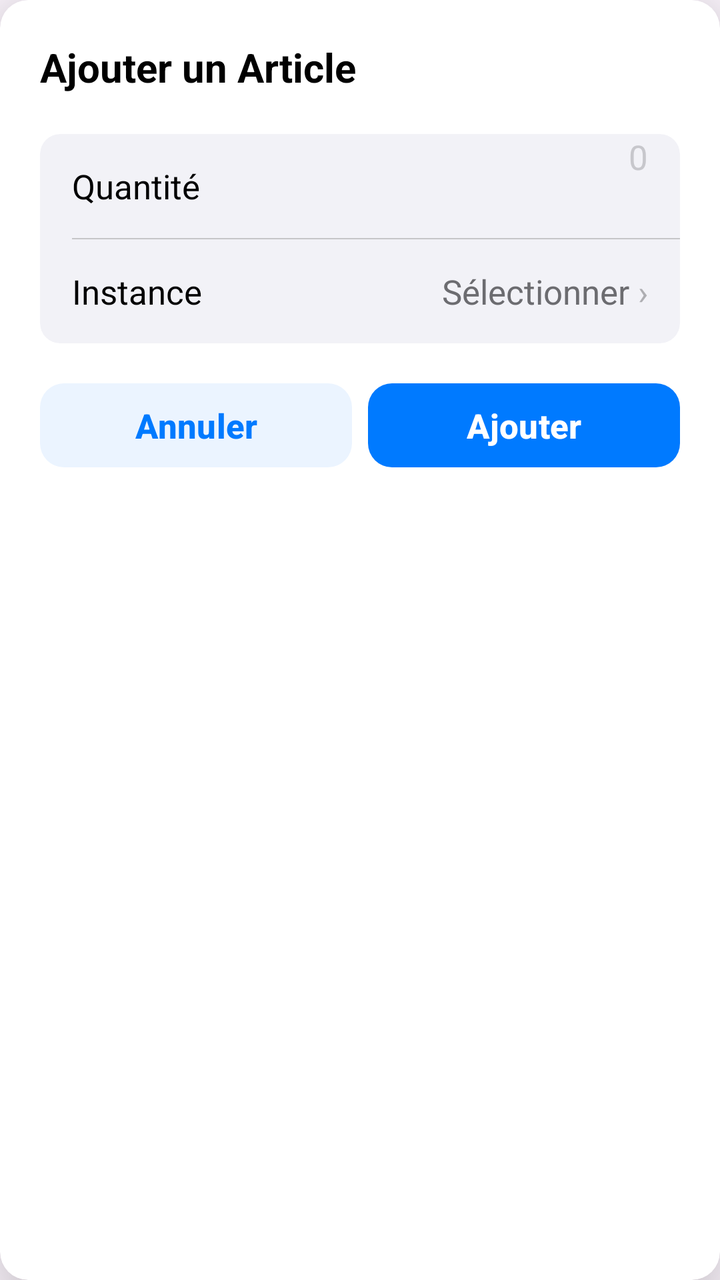
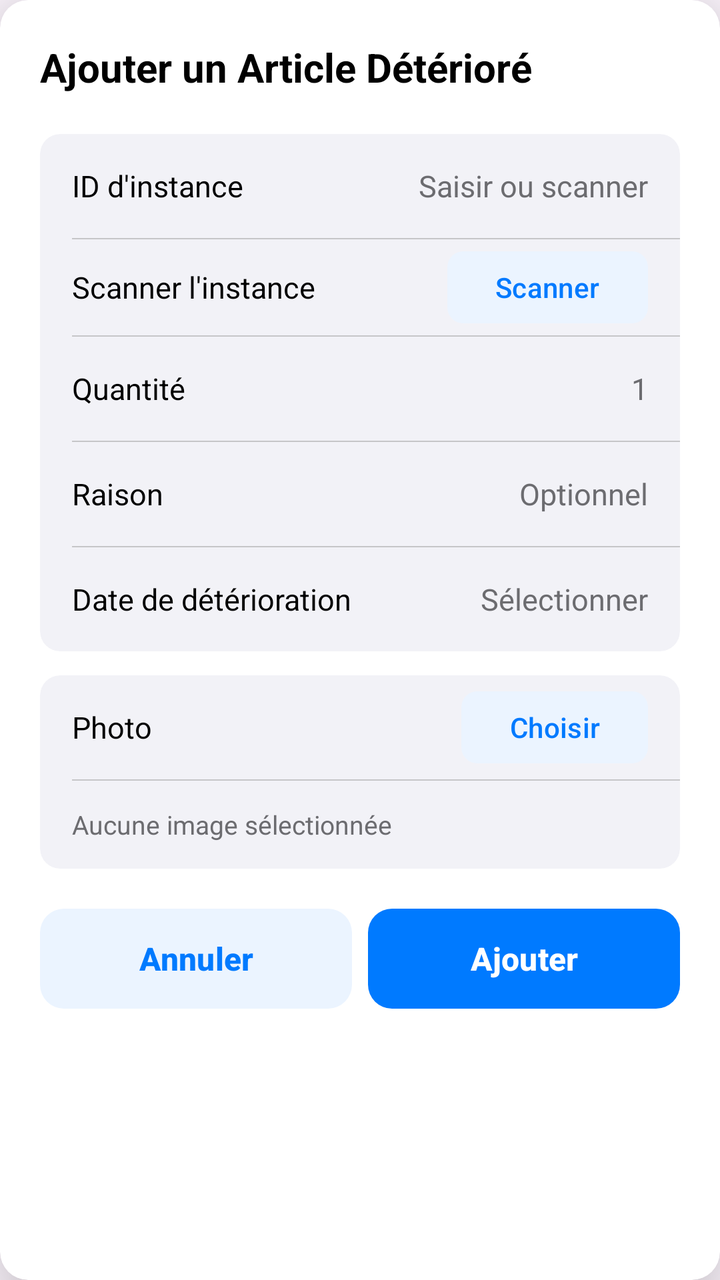

The first picture is an Android layout as it rendered before a commit; the second is the same layout after the commit. The layout source and the unified diff follow.
<!-- AndroidManifest.xml: application theme Theme.MyAdermoShop -->
<!-- res/layout/dialog_add_item_with_instance.xml -->
<?xml version="1.0" encoding="utf-8"?>
<com.google.android.material.card.MaterialCardView xmlns:android="http://schemas.android.com/apk/res/android"
    xmlns:app="http://schemas.android.com/apk/res-auto"
    android:layout_width="340dp" android:layout_height="wrap_content"
    app:cardBackgroundColor="@color/ios_bg2" app:cardCornerRadius="14dp"
    app:cardElevation="24dp" app:strokeWidth="0dp">
    <LinearLayout android:layout_width="match_parent" android:layout_height="wrap_content"
        android:orientation="vertical" android:padding="20dp">
        <TextView android:layout_width="wrap_content" android:layout_height="wrap_content"
            android:text="Ajouter un Article" android:textColor="@color/ios_label"
            android:textSize="20sp" android:textStyle="bold" android:layout_marginBottom="20dp"/>
        <com.google.android.material.card.MaterialCardView android:layout_width="match_parent"
            android:layout_height="wrap_content" android:layout_marginBottom="16dp"
            app:cardBackgroundColor="@color/ios_bg" app:cardCornerRadius="10dp"
            app:cardElevation="0dp" app:strokeWidth="0dp">
            <LinearLayout android:layout_width="match_parent" android:layout_height="wrap_content" android:orientation="vertical">
                <LinearLayout android:layout_width="match_parent" android:layout_height="52dp"
                    android:gravity="center_vertical" android:orientation="horizontal"
                    android:paddingStart="16dp" android:paddingEnd="16dp">
                    <TextView android:layout_width="0dp" android:layout_weight="1"
                        android:layout_height="wrap_content" android:text="Quantité"
                        android:textColor="@color/ios_label" android:textSize="17sp"/>
                    <EditText android:id="@+id/editTextQuantity" android:layout_width="80dp"
                        android:layout_height="match_parent" android:background="@null"
                        android:gravity="end" android:hint="0" android:inputType="number"
                        android:textColor="@color/ios_label" android:textColorHint="@color/ios_placeholder"
                        android:textSize="17sp"/>
                </LinearLayout>
                <View android:layout_width="match_parent" android:layout_height="0.5dp"
                    android:layout_marginStart="16dp" android:background="@color/ios_sep"/>
                <LinearLayout android:id="@+id/rowSelectInstance" android:layout_width="match_parent"
                    android:layout_height="52dp" android:gravity="center_vertical"
                    android:orientation="horizontal" android:paddingStart="16dp" android:paddingEnd="16dp"
                    android:clickable="true" android:focusable="true">
                    <TextView android:layout_width="0dp" android:layout_weight="1"
                        android:layout_height="wrap_content" android:text="Instance"
                        android:textColor="@color/ios_label" android:textSize="17sp"/>
                    <TextView android:id="@+id/tvSelectedInstance" android:layout_width="wrap_content"
                        android:layout_height="wrap_content" android:text="Sélectionner"
                        android:textColor="@color/ios_label2" android:textSize="17sp"/>
                    <TextView android:layout_width="wrap_content" android:layout_height="wrap_content"
                        android:text=" ›" android:textColor="@color/ios_label3" android:textSize="17sp"/>
                </LinearLayout>
            </LinearLayout>
        </com.google.android.material.card.MaterialCardView>
        <LinearLayout android:layout_width="match_parent" android:layout_height="wrap_content"
            android:orientation="horizontal">
            <com.google.android.material.button.MaterialButton android:id="@+id/btnCancel"
                android:layout_width="0dp" android:layout_weight="1" android:layout_height="50dp"
                android:layout_marginEnd="8dp" android:text="Annuler"
                android:textColor="@color/ios_blue" android:textSize="17sp" android:textStyle="bold"
                android:stateListAnimator="@null" app:backgroundTint="@color/ios_btn2_bg"
                app:cornerRadius="12dp" app:elevation="0dp"/>
            <com.google.android.material.button.MaterialButton android:id="@+id/btnConfirm"
                android:layout_width="0dp" android:layout_weight="1" android:layout_height="50dp"
                android:text="Ajouter" android:textColor="@color/ios_btn_text"
                android:textSize="17sp" android:textStyle="bold" android:stateListAnimator="@null"
                app:backgroundTint="@color/ios_btn" app:cornerRadius="12dp" app:elevation="0dp"/>
        </LinearLayout>
    </LinearLayout>
</com.google.android.material.card.MaterialCardView>
<!-- resources referenced by this layout -->
<resources>
  <color name="ios_bg">#F2F2F7</color>
  <color name="ios_bg2">#FFFFFF</color>
  <color name="ios_blue">#007AFF</color>
  <color name="ios_btn">#007AFF</color>
  <color name="ios_btn2_bg">#EBF4FF</color>
  <color name="ios_btn_text">#FFFFFF</color>
  <color name="ios_label">#000000</color>
  <color name="ios_label2">#6C6C70</color>
  <color name="ios_label3">#AEAEB2</color>
  <color name="ios_placeholder">#C7C7CC</color>
  <color name="ios_sep">#C6C6C8</color>
  <style name="Theme.MyAdermoShop" parent="Base.Theme.MyAdermoShop" />
  <style name="Base.Theme.MyAdermoShop" parent="Theme.Material3.DayNight.NoActionBar">
          
          
      </style>
</resources>

<!-- the commit's change to res/layout/dialog_add_item_with_instance.xml (unified diff, before → after) -->
@@ -1,61 +1,341 @@
 <?xml version="1.0" encoding="utf-8"?>
-<com.google.android.material.card.MaterialCardView xmlns:android="http://schemas.android.com/apk/res/android"
+<com.google.android.material.card.MaterialCardView
+    xmlns:android="http://schemas.android.com/apk/res/android"
     xmlns:app="http://schemas.android.com/apk/res-auto"
-    android:layout_width="340dp" android:layout_height="wrap_content"
-    app:cardBackgroundColor="@color/ios_bg2" app:cardCornerRadius="14dp"
-    app:cardElevation="24dp" app:strokeWidth="0dp">
-    <LinearLayout android:layout_width="match_parent" android:layout_height="wrap_content"
-        android:orientation="vertical" android:padding="20dp">
-        <TextView android:layout_width="wrap_content" android:layout_height="wrap_content"
-            android:text="Ajouter un Article" android:textColor="@color/ios_label"
-            android:textSize="20sp" android:textStyle="bold" android:layout_marginBottom="20dp"/>
-        <com.google.android.material.card.MaterialCardView android:layout_width="match_parent"
-            android:layout_height="wrap_content" android:layout_marginBottom="16dp"
-            app:cardBackgroundColor="@color/ios_bg" app:cardCornerRadius="10dp"
-            app:cardElevation="0dp" app:strokeWidth="0dp">
-            <LinearLayout android:layout_width="match_parent" android:layout_height="wrap_content" android:orientation="vertical">
-                <LinearLayout android:layout_width="match_parent" android:layout_height="52dp"
-                    android:gravity="center_vertical" android:orientation="horizontal"
-                    android:paddingStart="16dp" android:paddingEnd="16dp">
-                    <TextView android:layout_width="0dp" android:layout_weight="1"
-                        android:layout_height="wrap_content" android:text="Quantité"
-                        android:textColor="@color/ios_label" android:textSize="17sp"/>
-                    <EditText android:id="@+id/editTextQuantity" android:layout_width="80dp"
-                        android:layout_height="match_parent" android:background="@null"
-                        android:gravity="end" android:hint="0" android:inputType="number"
-                        android:textColor="@color/ios_label" android:textColorHint="@color/ios_placeholder"
-                        android:textSize="17sp"/>
-                </LinearLayout>
-                <View android:layout_width="match_parent" android:layout_height="0.5dp"
-                    android:layout_marginStart="16dp" android:background="@color/ios_sep"/>
-                <LinearLayout android:id="@+id/rowSelectInstance" android:layout_width="match_parent"
-                    android:layout_height="52dp" android:gravity="center_vertical"
-                    android:orientation="horizontal" android:paddingStart="16dp" android:paddingEnd="16dp"
-                    android:clickable="true" android:focusable="true">
-                    <TextView android:layout_width="0dp" android:layout_weight="1"
-                        android:layout_height="wrap_content" android:text="Instance"
-                        android:textColor="@color/ios_label" android:textSize="17sp"/>
-                    <TextView android:id="@+id/tvSelectedInstance" android:layout_width="wrap_content"
-                        android:layout_height="wrap_content" android:text="Sélectionner"
-                        android:textColor="@color/ios_label2" android:textSize="17sp"/>
-                    <TextView android:layout_width="wrap_content" android:layout_height="wrap_content"
-                        android:text=" ›" android:textColor="@color/ios_label3" android:textSize="17sp"/>
-                </LinearLayout>
+    android:layout_width="340dp"
+    android:layout_height="wrap_content"
+    app:cardBackgroundColor="@color/ios_bg2"
+    app:cardCornerRadius="14dp"
+    app:cardElevation="24dp"
+    app:strokeWidth="0dp">
+
+    <LinearLayout
+        android:layout_width="match_parent"
+        android:layout_height="wrap_content"
+        android:orientation="vertical"
+        android:padding="20dp">
+
+        
+        <TextView
+            android:layout_width="wrap_content"
+            android:layout_height="wrap_content"
+            android:layout_marginBottom="20dp"
+            android:text="Ajouter un Article Détérioré"
+            android:textColor="@color/ios_label"
+            android:textSize="20sp"
+            android:textStyle="bold" />
+
+        
+        <com.google.android.material.card.MaterialCardView
+            android:layout_width="match_parent"
+            android:layout_height="wrap_content"
+            android:layout_marginBottom="12dp"
+            app:cardBackgroundColor="@color/ios_bg"
+            app:cardCornerRadius="10dp"
+            app:cardElevation="0dp"
+            app:strokeWidth="0dp">
+
+            <LinearLayout
+                android:layout_width="match_parent"
+                android:layout_height="wrap_content"
+                android:orientation="vertical">
+
+                
+                <LinearLayout
+                    android:layout_width="match_parent"
+                    android:layout_height="52dp"
+                    android:gravity="center_vertical"
+                    android:orientation="horizontal"
+                    android:paddingStart="16dp"
+                    android:paddingEnd="16dp">
+
+                    <TextView
+                        android:layout_width="0dp"
+                        android:layout_height="wrap_content"
+                        android:layout_weight="1"
+                        android:text="ID d'instance"
+                        android:textColor="@color/ios_label"
+                        android:textSize="15sp" />
+
+                    <com.google.android.material.textfield.TextInputEditText
+                        android:id="@+id/etInstanceID"
+                        android:layout_width="120dp"
+                        android:layout_height="wrap_content"
+                        android:background="@null"
+                        android:gravity="end"
+                        android:hint="Saisir ou scanner"
+                        android:inputType="text"
+                        android:textColor="@color/ios_label"
+                        android:textColorHint="@color/ios_label2"
+                        android:textSize="15sp" />
+
+                </LinearLayout>
+
+                <View
+                    android:layout_width="match_parent"
+                    android:layout_height="0.5dp"
+                    android:layout_marginStart="16dp"
+                    android:background="@color/ios_sep" />
+
+                
+                <LinearLayout
+                    android:layout_width="match_parent"
+                    android:layout_height="48dp"
+                    android:gravity="center_vertical"
+                    android:orientation="horizontal"
+                    android:paddingStart="16dp"
+                    android:paddingEnd="16dp">
+
+                    <TextView
+                        android:layout_width="0dp"
+                        android:layout_height="wrap_content"
+                        android:layout_weight="1"
+                        android:text="Scanner l'instance"
+                        android:textColor="@color/ios_label"
+                        android:textSize="15sp" />
+
+                    <com.google.android.material.button.MaterialButton
+                        android:id="@+id/btnScanInstance"
+                        android:layout_width="wrap_content"
+                        android:layout_height="36dp"
+                        android:insetTop="0dp"
+                        android:insetBottom="0dp"
+                        android:text="Scanner"
+                        android:textColor="@color/ios_blue"
+                        android:textSize="14sp"
+                        app:backgroundTint="@color/ios_blue_bg"
+                        app:cornerRadius="8dp"
+                        app:elevation="0dp" />
+
+                </LinearLayout>
+
+                <View
+                    android:layout_width="match_parent"
+                    android:layout_height="0.5dp"
+                    android:layout_marginStart="16dp"
+                    android:background="@color/ios_sep" />
+
+                
+                <LinearLayout
+                    android:layout_width="match_parent"
+                    android:layout_height="52dp"
+                    android:gravity="center_vertical"
+                    android:orientation="horizontal"
+                    android:paddingStart="16dp"
+                    android:paddingEnd="16dp">
+
+                    <TextView
+                        android:layout_width="0dp"
+                        android:layout_height="wrap_content"
+                        android:layout_weight="1"
+                        android:text="Quantité"
+                        android:textColor="@color/ios_label"
+                        android:textSize="15sp" />
+
+                    <com.google.android.material.textfield.TextInputEditText
+                        android:id="@+id/etQuantity"
+                        android:layout_width="80dp"
+                        android:layout_height="wrap_content"
+                        android:background="@null"
+                        android:gravity="end"
+                        android:hint="1"
+                        android:inputType="number"
+                        android:textColor="@color/ios_label"
+                        android:textColorHint="@color/ios_label2"
+                        android:textSize="15sp" />
+
+                </LinearLayout>
+
+                <View
+                    android:layout_width="match_parent"
+                    android:layout_height="0.5dp"
+                    android:layout_marginStart="16dp"
+                    android:background="@color/ios_sep" />
+
+                
+                <LinearLayout
+                    android:layout_width="match_parent"
+                    android:layout_height="52dp"
+                    android:gravity="center_vertical"
+                    android:orientation="horizontal"
+                    android:paddingStart="16dp"
+                    android:paddingEnd="16dp">
+
+                    <TextView
+                        android:layout_width="0dp"
+                        android:layout_height="wrap_content"
+                        android:layout_weight="1"
+                        android:text="Raison"
+                        android:textColor="@color/ios_label"
+                        android:textSize="15sp" />
+
+                    <com.google.android.material.textfield.TextInputEditText
+                        android:id="@+id/etReason"
+                        android:layout_width="140dp"
+                        android:layout_height="wrap_content"
+                        android:background="@null"
+                        android:gravity="end"
+                        android:hint="Optionnel"
+                        android:inputType="textMultiLine"
+                        android:maxLines="2"
+                        android:textColor="@color/ios_label"
+                        android:textColorHint="@color/ios_label2"
+                        android:textSize="15sp" />
+
+                </LinearLayout>
+
+                <View
+                    android:layout_width="match_parent"
+                    android:layout_height="0.5dp"
+                    android:layout_marginStart="16dp"
+                    android:background="@color/ios_sep" />
+
+                
+                <LinearLayout
+                    android:layout_width="match_parent"
+                    android:layout_height="52dp"
+                    android:gravity="center_vertical"
+                    android:orientation="horizontal"
+                    android:paddingStart="16dp"
+                    android:paddingEnd="16dp">
+
+                    <TextView
+                        android:layout_width="0dp"
+                        android:layout_height="wrap_content"
+                        android:layout_weight="1"
+                        android:text="Date de détérioration"
+                        android:textColor="@color/ios_label"
+                        android:textSize="15sp" />
+
+                    <com.google.android.material.textfield.TextInputEditText
+                        android:id="@+id/etDeteriorationDate"
+                        android:layout_width="110dp"
+                        android:layout_height="wrap_content"
+                        android:background="@null"
+                        android:focusable="false"
+                        android:clickable="true"
+                        android:gravity="end"
+                        android:hint="Sélectionner"
+                        android:inputType="date"
+                        android:textColor="@color/ios_label"
+                        android:textColorHint="@color/ios_label2"
+                        android:textSize="15sp" />
+
+                </LinearLayout>
+
             </LinearLayout>
+
         </com.google.android.material.card.MaterialCardView>
-        <LinearLayout android:layout_width="match_parent" android:layout_height="wrap_content"
+
+        
+        <com.google.android.material.card.MaterialCardView
+            android:layout_width="match_parent"
+            android:layout_height="wrap_content"
+            android:layout_marginBottom="20dp"
+            app:cardBackgroundColor="@color/ios_bg"
+            app:cardCornerRadius="10dp"
+            app:cardElevation="0dp"
+            app:strokeWidth="0dp">
+
+            <LinearLayout
+                android:layout_width="match_parent"
+                android:layout_height="wrap_content"
+                android:orientation="vertical">
+
+                
+                <LinearLayout
+                    android:layout_width="match_parent"
+                    android:layout_height="52dp"
+                    android:gravity="center_vertical"
+                    android:orientation="horizontal"
+                    android:paddingStart="16dp"
+                    android:paddingEnd="16dp">
+
+                    <TextView
+                        android:layout_width="0dp"
+                        android:layout_height="wrap_content"
+                        android:layout_weight="1"
+                        android:text="Photo"
+                        android:textColor="@color/ios_label"
+                        android:textSize="15sp" />
+
+                    <com.google.android.material.button.MaterialButton
+                        android:id="@+id/btnSelectImage"
+                        android:layout_width="wrap_content"
+                        android:layout_height="36dp"
+                        android:insetTop="0dp"
+                        android:insetBottom="0dp"
+                        android:text="Choisir"
+                        android:textColor="@color/ios_blue"
+                        android:textSize="14sp"
+                        app:backgroundTint="@color/ios_blue_bg"
+                        app:cornerRadius="8dp"
+                        app:elevation="0dp" />
+
+                </LinearLayout>
+
+                <View
+                    android:layout_width="match_parent"
+                    android:layout_height="0.5dp"
+                    android:layout_marginStart="16dp"
+                    android:background="@color/ios_sep" />
+
+                
+                <TextView
+                    android:id="@+id/tvSelectedImage"
+                    android:layout_width="match_parent"
+                    android:layout_height="44dp"
+                    android:gravity="center_vertical"
+                    android:paddingStart="16dp"
+                    android:paddingEnd="16dp"
+                    android:text="Aucune image sélectionnée"
+                    android:textColor="@color/ios_label2"
+                    android:textSize="13sp" />
+
+            </LinearLayout>
+
+        </com.google.android.material.card.MaterialCardView>
+
+        
+        <LinearLayout
+            android:layout_width="match_parent"
+            android:layout_height="wrap_content"
             android:orientation="horizontal">
-            <com.google.android.material.button.MaterialButton android:id="@+id/btnCancel"
-                android:layout_width="0dp" android:layout_weight="1" android:layout_height="50dp"
-                android:layout_marginEnd="8dp" android:text="Annuler"
-                android:textColor="@color/ios_blue" android:textSize="17sp" android:textStyle="bold"
-                android:stateListAnimator="@null" app:backgroundTint="@color/ios_btn2_bg"
-                app:cornerRadius="12dp" app:elevation="0dp"/>
-            <com.google.android.material.button.MaterialButton android:id="@+id/btnConfirm"
-                android:layout_width="0dp" android:layout_weight="1" android:layout_height="50dp"
-                android:text="Ajouter" android:textColor="@color/ios_btn_text"
-                android:textSize="17sp" android:textStyle="bold" android:stateListAnimator="@null"
-                app:backgroundTint="@color/ios_btn" app:cornerRadius="12dp" app:elevation="0dp"/>
+
+            <com.google.android.material.button.MaterialButton
+                android:id="@+id/btnCancel"
+                android:layout_width="0dp"
+                android:layout_height="50dp"
+                android:layout_marginEnd="8dp"
+                android:layout_weight="1"
+                android:insetTop="0dp"
+                android:insetBottom="0dp"
+                android:stateListAnimator="@null"
+                android:text="Annuler"
+                android:textColor="@color/ios_blue"
+                android:textSize="16sp"
+                android:textStyle="bold"
+                app:backgroundTint="@color/ios_blue_bg"
+                app:cornerRadius="12dp"
+                app:elevation="0dp" />
+
+            <com.google.android.material.button.MaterialButton
+                android:id="@+id/btnConfirm"
+                android:layout_width="0dp"
+                android:layout_height="50dp"
+                android:layout_weight="1"
+                android:insetTop="0dp"
+                android:insetBottom="0dp"
+                android:stateListAnimator="@null"
+                android:text="Ajouter"
+                android:textSize="16sp"
+                android:textStyle="bold"
+                app:backgroundTint="@color/ios_blue"
+                app:cornerRadius="12dp"
+                app:elevation="0dp" />
+
         </LinearLayout>
+
     </LinearLayout>
+
 </com.google.android.material.card.MaterialCardView>
<!-- resource entries referenced after the edit -->
@@ -3,13 +3,9 @@
   <color name="ios_bg">#F2F2F7</color>
   <color name="ios_bg2">#FFFFFF</color>
   <color name="ios_blue">#007AFF</color>
-  <color name="ios_btn">#007AFF</color>
-  <color name="ios_btn2_bg">#EBF4FF</color>
-  <color name="ios_btn_text">#FFFFFF</color>
+  <color name="ios_blue_bg">#EBF4FF</color>
   <color name="ios_label">#000000</color>
   <color name="ios_label2">#6C6C70</color>
-  <color name="ios_label3">#AEAEB2</color>
-  <color name="ios_placeholder">#C7C7CC</color>
   <color name="ios_sep">#C6C6C8</color>
   <style name="Theme.MyAdermoShop" parent="Base.Theme.MyAdermoShop" />
   <style name="Base.Theme.MyAdermoShop" parent="Theme.Material3.DayNight.NoActionBar">
